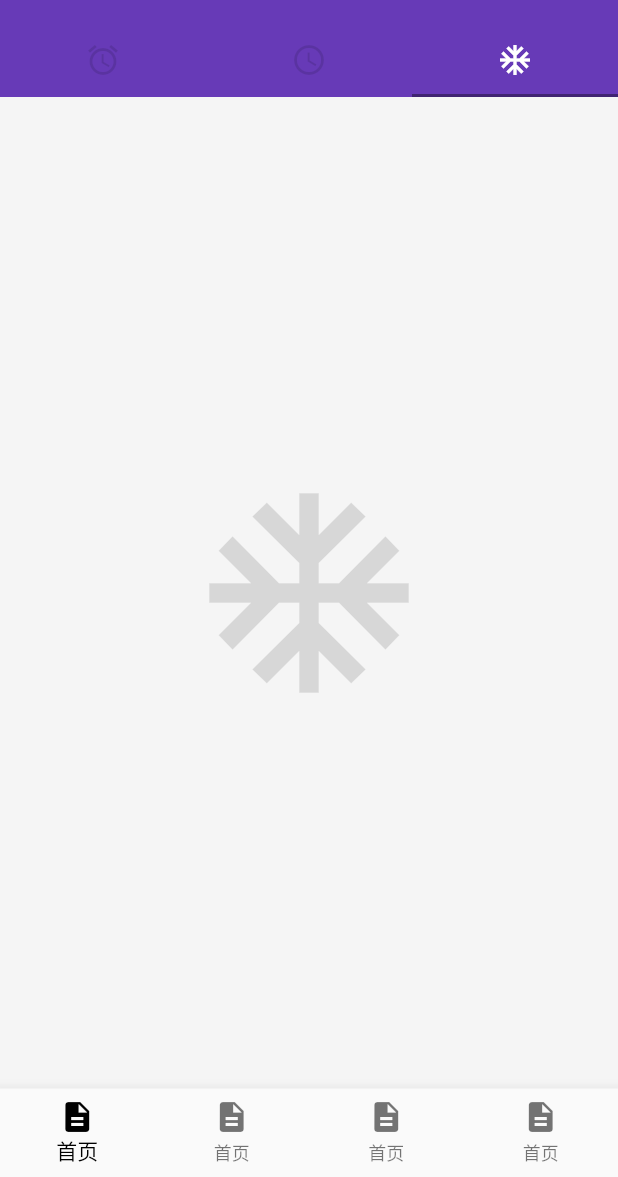
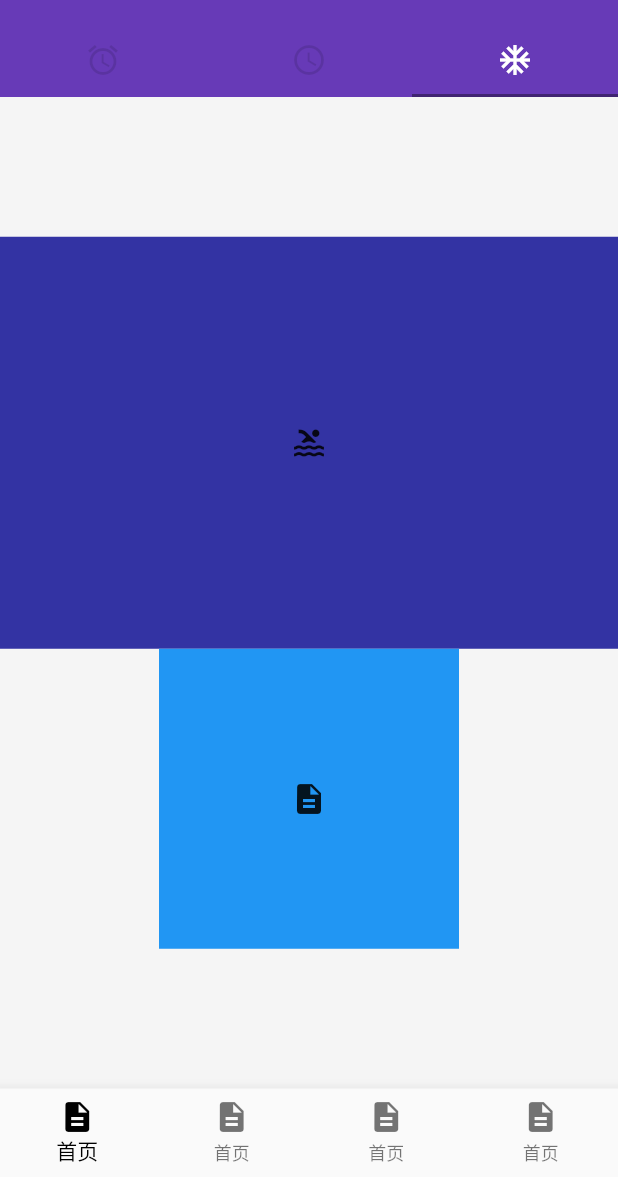
Before and after one commit to air-wind/flutter_app_study, a Flutter app: the screen it shows after launch, tab 3 chosen, on a phone screen of 412 x 824 dp, the part 59-1236 px from its top. Run offline on Flutter 3.47's test engine with Material 2 defaults, Android fonts, the phone set to English and light mode, and no system bars; network calls fail.

Commit message:
inicial commit

```diff
--- /dev/null
+++ b/lib/demo/layut_demo.dart
@@ -0,0 +1,90 @@
+import 'package:flutter/material.dart';
+
+
+class LayoutDemo extends StatelessWidget{
+  @override
+  Widget build(BuildContext context) {
+    // TODO: implement build
+    return Container(
+      child: Column(
+        mainAxisAlignment: MainAxisAlignment.center,
+//        crossAxisAlignment: CrossAxisAlignment.center,
+        children: <Widget>[
+//          Stack(
+//            alignment: Alignment(-0.3, 0.4),
+//            children: <Widget>[
+//              SizedBox(
+//
+//                width: 200,
+//                height: 300,
+//                child: Container(
+//                    decoration: BoxDecoration(
+//                        color: Colors.deepPurple,
+//                        borderRadius: BorderRadius.circular(50)
+//                    ),
+//                    alignment: Alignment.topCenter,
+//                    child: null
+//                ),
+//              ),
+//              SizedBox(
+//                width: 100,
+//                height: 100,
+//                child: Container(
+//                    decoration: BoxDecoration(
+//                        color: Colors.indigo,
+//                        borderRadius: BorderRadius.circular(20)
+//                    ),
+//                    child: Icon(Icons.pool, size: 64, color: Colors.white,)
+//                ),
+//              ),
+//              Positioned(
+//                left: 20,
+//                top: 30,
+//                child: Icon(Icons.pool, size: 64, color: Colors.white,),
+//              )
+//            ],
+//          )
+          AspectRatio(
+            aspectRatio: 3/2,
+            child: Container(
+              color: Color.fromRGBO(2, 3, 143, 0.8),
+              child: Icon(Icons.pool),
+            ),
+          ),
+          ConstrainedBox(
+            constraints: BoxConstraints(
+              minHeight: 200,
+              minWidth: 200,
+            ),
+            child: Container(
+              color: Colors.blue,
+              child: Icon(Icons.description),
+            ),
+          ),
+        ],
+      ),
+    );
+  }
+
+}
+
+
+class IconBadge extends StatelessWidget{
+  final IconData icon;
+  final double size;
+
+  IconBadge(this.icon, {this.size = 32.0});
+
+
+  @override
+  Widget build(BuildContext context) {
+    // TODO: implement build
+    return Container(
+      child: Icon(icon, size: size, color: Colors.white,),
+      width: size + 60,
+      height: size + 60,
+      color: Color.fromRGBO(3, 54, 255, 1.0),
+
+    );
+  }
+}
--- a/lib/main.dart
+++ b/lib/main.dart
@@ -3,6 +3,7 @@ import 'demo/drawer_demo.dart';
 import 'demo/bottom_navigation.dart';
 import 'demo/listview_demo.dart';
 import 'demo/basic_demo.dart';
+import 'demo/layut_demo.dart';
 
 void main() => runApp(App());
 
@@ -63,7 +64,8 @@ class Home extends StatelessWidget{
               children: <Widget>[
                 ListViewDemo(),
                 BasicDemo(),
-                Tab(icon: Icon(Icons.ac_unit, size: 160, color: Colors.black12),),
+//                Tab(icon: Icon(Icons.ac_unit, size: 160, color: Colors.black12),),
+                LayoutDemo(),
               ],
           ),
           bottomNavigationBar: BottomNavigation(),
```
